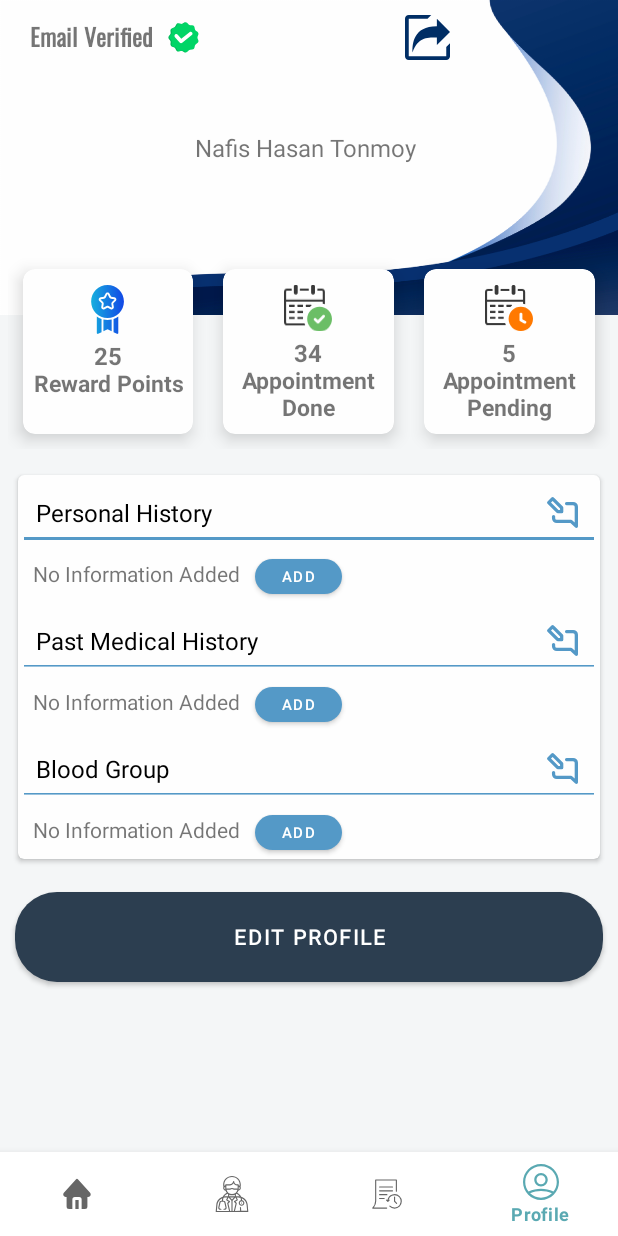
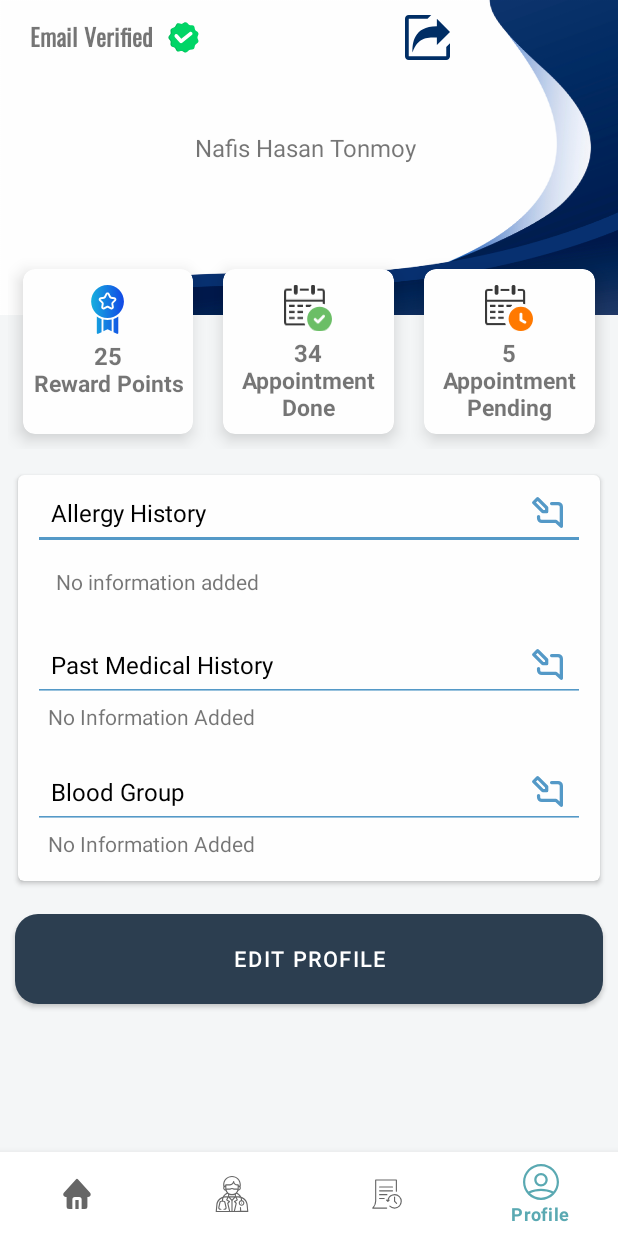
Before and after one commit to Nafis71/DoctorBabu, an Android app: the screen it shows after launch once a user with an empty profile is signed in (Dashboard), on a phone screen of 412 x 824 dp. Run offline under Robolectric (Android 15) with nearby library versions, the phone set to English and light mode, and no system bars; our stand-ins replace Firebase (no records; nobody signed in at launch, a user with empty details on screens opened directly), FlexboxLayout; pictures from the network do not load; Roboto replaces fonts that are not available here.

Commit message:
added new UI

```diff
--- a/app/build.gradle
+++ b/app/build.gradle
@@ -41,6 +41,7 @@ dependencies {
     implementation 'com.github.dhaval2404:imagepicker:2.1'
     implementation 'pl.droidsonroids.gif:android-gif-drawable:1.2.19'
     implementation 'com.github.bumptech.glide:glide:4.15.1'
+    implementation 'com.google.android.flexbox:flexbox:3.0.0'
     testImplementation 'junit:junit:4.13.2'
     androidTestImplementation 'androidx.test.ext:junit:1.1.5'
     androidTestImplementation 'androidx.test.espresso:espresso-core:3.5.1'
--- a/app/src/main/java/com/example/doctorbabu/Profile.java
+++ b/app/src/main/java/com/example/doctorbabu/Profile.java
@@ -7,15 +7,21 @@ import android.os.Bundle;
 import androidx.annotation.NonNull;
 import androidx.fragment.app.Fragment;
 import android.util.Log;
+import android.util.TypedValue;
 import android.view.LayoutInflater;
 import android.view.View;
 import android.view.ViewGroup;
 import android.widget.Button;
 import android.widget.ImageView;
+import android.widget.LinearLayout;
 import android.widget.ProgressBar;
+import android.widget.RelativeLayout;
+import android.widget.TableLayout;
 import android.widget.TextView;
 import android.widget.Toast;
 import com.bumptech.glide.Glide;
+import com.google.android.flexbox.FlexDirection;
+import com.google.android.flexbox.FlexboxLayout;
 import com.google.android.gms.tasks.OnCompleteListener;
 import com.google.android.gms.tasks.OnFailureListener;
 import com.google.android.gms.tasks.OnSuccessListener;
@@ -23,17 +29,23 @@ import com.google.android.gms.tasks.Task;
 import com.google.firebase.auth.FirebaseAuth;
 import com.google.firebase.auth.FirebaseUser;
 import com.google.firebase.database.DataSnapshot;
+import com.google.firebase.database.DatabaseError;
 import com.google.firebase.database.DatabaseReference;
 import com.google.firebase.database.FirebaseDatabase;
+import com.google.firebase.database.ValueEventListener;
+
+import java.util.ArrayList;
 
 public class Profile extends Fragment {
 
     FirebaseAuth auth;
     FirebaseUser user;
-    TextView email,phone,verificationStatus,fullName,address,age;
+    TextView email,phone,verificationStatus,fullName,alergy;
     ImageView userprofilePicture,verifyTickSign,notVerifyImg;
-    Button editProfile;
+    Button editProfile,addUserPersonalHistory;
     ProgressBar loadingCircle;
+    FlexboxLayout flex;
+    ArrayList<String> alergies = new ArrayList<String>();
     public Profile() {
         // Required empty public constructor
     }
@@ -74,6 +86,9 @@ public class Profile extends Fragment {
         notVerifyImg = (ImageView) getView().findViewById(R.id.notVerified);
         editProfile = (Button) getView().findViewById(R.id.editProfile);
         fullName = (TextView) getView().findViewById(R.id.userName);
+        flex = (FlexboxLayout) getView().findViewById(R.id.alergyHistory);
+        alergy =(TextView) getView().findViewById(R.id.alergy);
+        userAlergyHistory();
 //        phone = (TextView) getView().findViewById(R.id.userPhone);
 //        address = (TextView) getView().findViewById(R.id.userAddress);
 //        age = (TextView) getView().findViewById(R.id.userAge);
@@ -143,6 +158,103 @@ public class Profile extends Fragment {
             }
         });
     }
+  public void userAlergyHistory(){
+        FirebaseDatabase database = FirebaseDatabase.getInstance("https://prescription-bf7c7-default-rtdb.asia-southeast1.firebasedatabase.app");
+        DatabaseReference reference = database.getReference("alergy");
+        reference.child(user.getUid()).get().addOnCompleteListener(new OnCompleteListener<DataSnapshot>() {
+            @Override
+            public void onComplete(@NonNull Task<DataSnapshot> task) {
+                if(task.isSuccessful())
+                {
+                    if(task.getResult().exists())
+                    {
+                        DataSnapshot snapshot = task.getResult();
+                        String cloth = String.valueOf(snapshot.child("Cloth").getValue());
+                        String drug = String.valueOf(snapshot.child("Drug").getValue());
+                        ArrayList<String> list = new ArrayList<>();
+                        if(!cloth.equals("null"))
+                        {
+                            list.add(cloth);
+                        }
+                        if(!drug.equals("null"))
+                        {
+                            list.add(drug);
+                        }
+                        alergyListAdd(list);
+                    }
+                }
+            }
+        }).addOnFailureListener(new OnFailureListener() {
+            @Override
+            public void onFailure(@NonNull Exception e) {
+
+            }
+        });
+  }
+  public void alergyListAdd(ArrayList <String> list)
+  {
+      int size = list.size();
+      if(size != 0)
+      {
+          alergy.setVisibility(View.GONE);
+          for(int i=0;i<size;i++)
+          {
+              TextView text = new TextView(getContext());FlexboxLayout.LayoutParams layout =
+                  new FlexboxLayout.LayoutParams(
+                          FlexboxLayout.LayoutParams.WRAP_CONTENT,
+                          FlexboxLayout.LayoutParams.WRAP_CONTENT);
+
+              layout.setLayoutDirection(FlexDirection.ROW);
+              layout.setMarginStart(10);
+              text.setTextSize(TypedValue.COMPLEX_UNIT_SP,16);
+              text.setLayoutParams(layout);
+              if(i == size-1)
+              {
+                  text.setText(list.get(i));
+              }
+              else
+              {
+                  String value = list.get(i) + ",";
+                  text.setText(value);
+              }
+              flex.addView(text);
+          }
+      }
+      else
+      {
+          alergy.setVisibility(View.VISIBLE);
+      }
+
+//      TextView text = new TextView(getContext());
+//      TextView text2 = new TextView(getContext());
+//    FlexboxLayout.LayoutParams layout =
+//              new FlexboxLayout.LayoutParams(
+//                      FlexboxLayout.LayoutParams.WRAP_CONTENT,
+//                      FlexboxLayout.LayoutParams.WRAP_CONTENT);
+//
+//      layout.setLayoutDirection(FlexDirection.ROW);
+//      layout.setMarginStart(10);
+//      text.setLayoutParams(layout);
+//      text2.setLayoutParams(layout);
+//      text.setText(cloth);
+//      text2.setText(drug);
+//      flex.addView(text);
+//      flex.addView(text2);
+
+//// Right subregions contains a Textview
+//      TextView tv = new TextView(getContext());
+//      TextView tv2 = new TextView(getContext());
+//      tv.setLayoutParams(lpRight);
+//      tv2.setLayoutParams(lpRight);
+//      tv.setText("TV");
+//      tv.remove
+//      tv2.setText("TV2");
+//      flex.addView(tv);
+//      flex.addView(tv2);
+//      flex.remo
+
+
+  }
     public void alertDialog(String title,String message,String button,String button2)
     {
         AlertDialog.Builder builder = new AlertDialog.Builder(getContext());
--- a/app/src/main/res/drawable/custom_button_back.xml
+++ b/app/src/main/res/drawable/custom_button_back.xml
@@ -1,6 +1,9 @@
 <?xml version="1.0" encoding="utf-8"?>
 <shape xmlns:android="http://schemas.android.com/apk/res/android">
-    <solid android:color="@color/black_shade_1"/>
-    <corners android:radius="28dp"
+    <gradient
+        android:startColor="#5499C7"
+        android:endColor="#5499C7">
+    </gradient>
+    <corners android:radius="15dp"
         />
 </shape>
--- a/app/src/main/res/layout/fragment_profile.xml
+++ b/app/src/main/res/layout/fragment_profile.xml
@@ -266,10 +266,10 @@
                 app:cardBackgroundColor="#FEFEFE"
                 app:cardCornerRadius="4dp"
                 app:cardElevation="2dp">
-            <LinearLayout
+                <TableLayout
                     android:layout_width="match_parent"
                     android:layout_height="wrap_content"
-                android:orientation="vertical">
+                    android:layout_marginHorizontal="10dp">
 
                     <com.google.android.material.textfield.MaterialAutoCompleteTextView
                         android:id="@+id/personalHistory"
@@ -279,33 +279,33 @@
                         android:editable="false"
                         android:inputType=""
                         android:padding="12dp"
-                    android:text="Personal History"
+                        android:text="Allergy History"
                         android:textSize="16sp"
                         android:backgroundTint="#5499C7"
                         />
-                    <LinearLayout
+                            <com.google.android.flexbox.FlexboxLayout
+                                android:id="@+id/alergyHistory"
+                                android:layout_height="match_parent"
                                 android:layout_width="match_parent"
-                        android:layout_height="wrap_content"
-                        android:orientation="horizontal">
+                                app:flexWrap="wrap"
+                                app:alignContent="stretch"
+                                android:padding="5dp"
+
+                                >
                                  <TextView
-                            android:id="@+id/personalHistoryInfo"
+                                android:id="@+id/alergy"
                                 android:layout_width="wrap_content"
                                 android:layout_height="wrap_content"
-                            android:text="No Information Added"
                                 android:layout_marginStart="10dp"
+                                android:layout_marginEnd="10dp"
                                 android:layout_marginBottom="15dp"
-                            android:layout_marginEnd="10dp"
+                                android:text="No information added"
+                                     android:layout_marginTop="6dp"
                                 />
-                      <com.google.android.material.button.MaterialButton
-                          android:id="@+id/addPersonalHistory"
-                          android:layout_width="58dp"
-                          android:layout_height="35dp"
-                          android:text="Add"
-                          android:textSize="10sp"
-                          app:backgroundTint="#5499C7"
-                          app:cornerRadius="28dp"
-                          />
-                </LinearLayout>
+                            </com.google.android.flexbox.FlexboxLayout>
+
+
+
 
                     <com.google.android.material.textfield.MaterialAutoCompleteTextView
                         android:id="@+id/pasMedicalHistory"
@@ -330,15 +330,7 @@
                             android:layout_marginBottom="15dp"
                             android:layout_marginEnd="10dp"
                             />
-                    <com.google.android.material.button.MaterialButton
-                        android:id="@+id/addMedicalHistory"
-                        android:layout_width="58dp"
-                        android:layout_height="35dp"
-                        android:text="Add"
-                        android:textSize="10sp"
-                        app:backgroundTint="#5499C7"
-                        app:cornerRadius="28dp"
-                        />
+
                     </LinearLayout>
                     <com.google.android.material.textfield.MaterialAutoCompleteTextView
                         android:id="@+id/bloodGroup"
@@ -363,17 +355,9 @@
                             android:layout_marginBottom="15dp"
                             android:layout_marginEnd="10dp"
                             />
-                    <com.google.android.material.button.MaterialButton
-                        android:id="@+id/addBloodGroup"
-                        android:layout_width="58dp"
-                        android:layout_height="35dp"
-                        android:text="Add"
-                        android:textSize="10sp"
-                        app:backgroundTint="#5499C7"
-                        app:cornerRadius="28dp"
-                        />
                     </LinearLayout>
-            </LinearLayout>
+
+                </TableLayout>
 
 
 
--- a/app/src/main/res/values/custom_style_img.xml
+++ b/app/src/main/res/values/custom_style_img.xml
@@ -6,4 +6,7 @@
     <style name="corner">
         <item name="cornerSize">25dp</item>
     </style>
+    <style name="color">
+        <item name="colorAccent">@color/black</item>
+    </style>
 </resources>
```
Also changed, not shown: app/src/main/res/drawable/add.xml (added, +9 -0 lines). Lines whose indentation alone changed are shown as unchanged.
